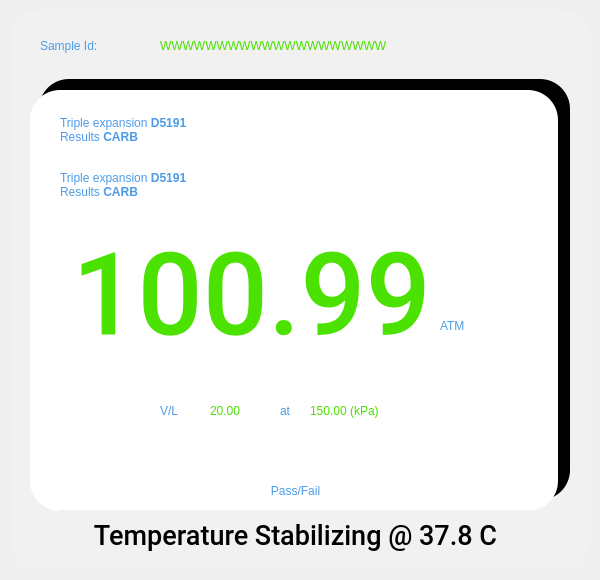
Old version of the form pApp-22-June-2021/smeasuring2.ui in the repository ChandraMVE/PSSC_QT_Development.
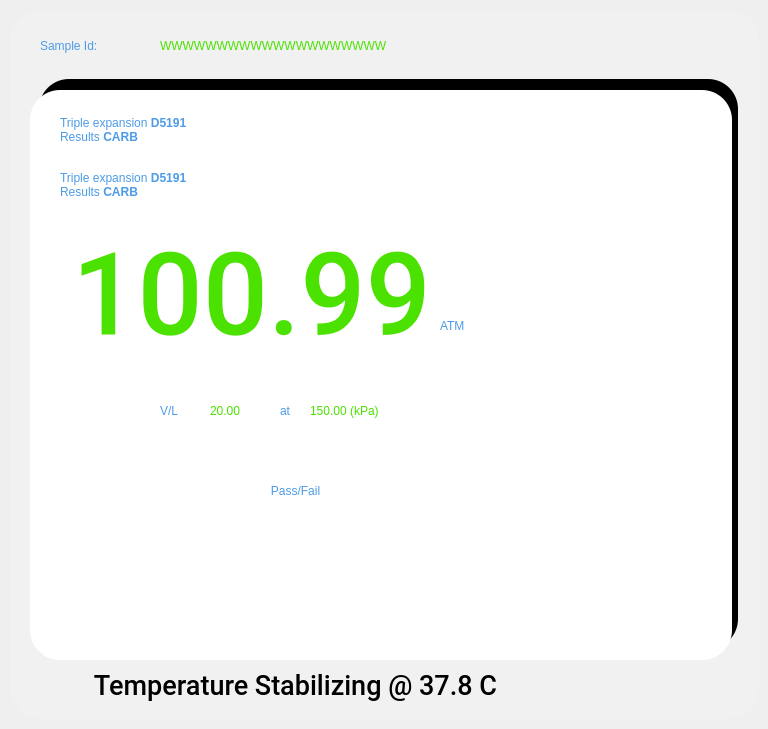
New version of the form.

What changed in the file:
```diff
--- a/pApp-22-June-2021/smeasuring2.ui
+++ b/pApp-22-June-2021/smeasuring2.ui
@@ -6,8 +6,8 @@
    <rect>
     <x>0</x>
     <y>0</y>
-    <width>600</width>
-    <height>580</height>
+    <width>768</width>
+    <height>729</height>
    </rect>
   </property>
   <property name="windowTitle">
@@ -18,8 +18,8 @@
     <rect>
      <x>10</x>
      <y>10</y>
-     <width>581</width>
-     <height>560</height>
+     <width>749</width>
+     <height>709</height>
     </rect>
    </property>
    <property name="styleSheet">
@@ -44,8 +44,8 @@
      <rect>
       <x>29</x>
       <y>69</y>
-      <width>531</width>
-      <height>421</height>
+      <width>699</width>
+      <height>570</height>
      </rect>
     </property>
     <property name="styleSheet">
@@ -71,8 +71,8 @@
      <rect>
       <x>20</x>
       <y>80</y>
-      <width>528</width>
-      <height>421</height>
+      <width>702</width>
+      <height>570</height>
      </rect>
     </property>
     <property name="styleSheet">
@@ -452,7 +452,7 @@
     <property name="geometry">
      <rect>
       <x>50</x>
-      <y>500</y>
+      <y>650</y>
       <width>471</width>
       <height>51</height>
      </rect>
```
